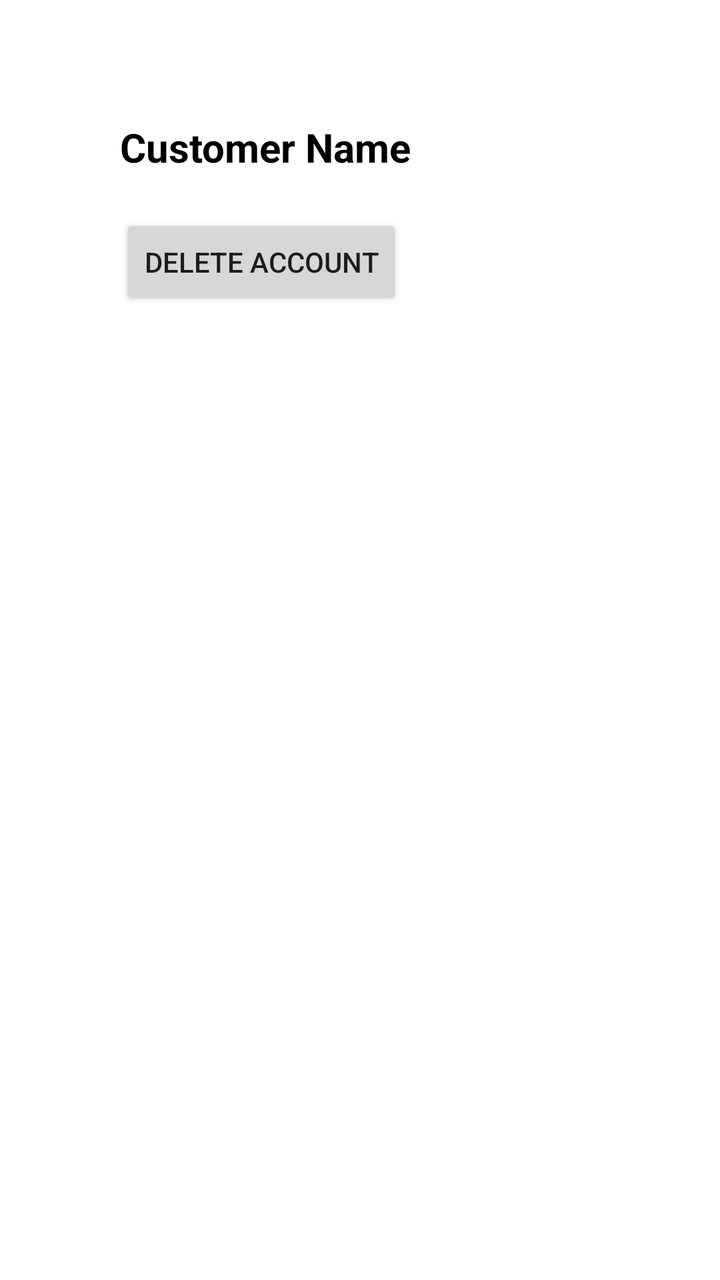
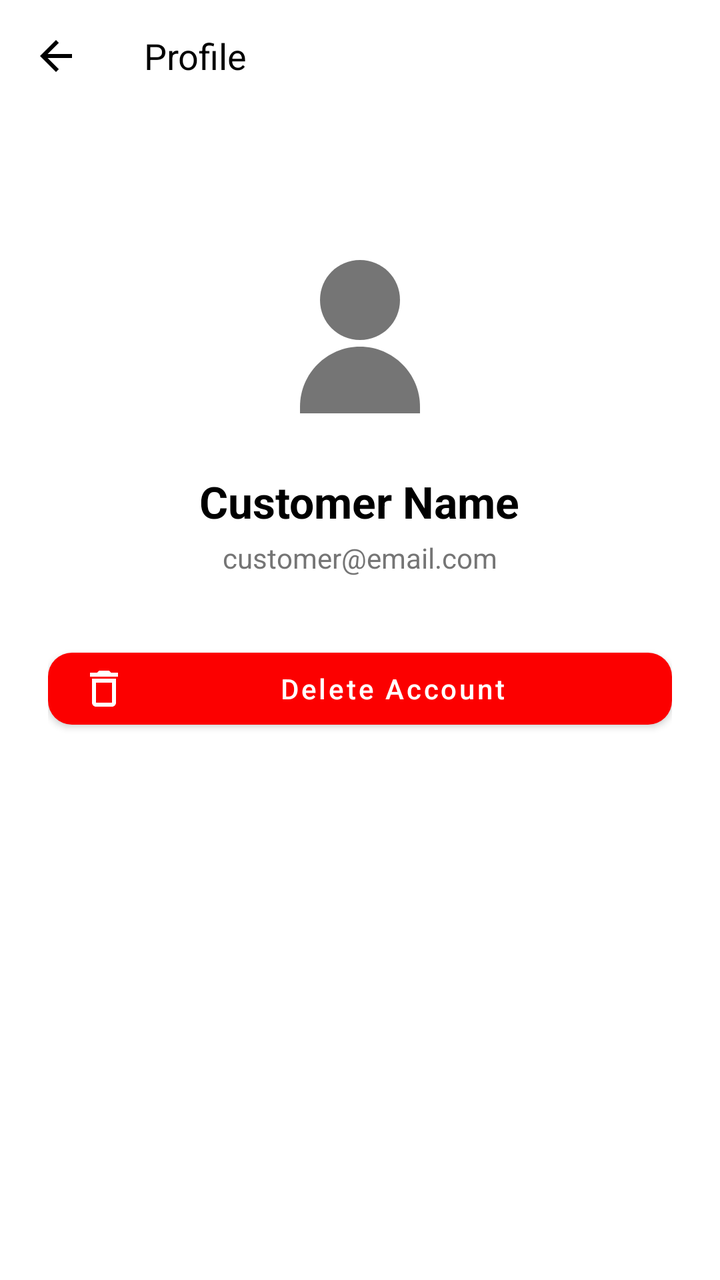

The first picture is an Android layout as it rendered before a commit; the second is the same layout after the commit. The layout source and the unified diff follow.
<!-- AndroidManifest.xml: application theme Theme.PizzaMania -->
<!-- res/layout/activity_profile.xml -->
<LinearLayout xmlns:android="http://schemas.android.com/apk/res/android" android:layout_width="match_parent" android:layout_height="match_parent" android:orientation="vertical" android:padding="20dp">
    <TextView android:id="@+id/txtProfileName" android:layout_width="wrap_content" android:layout_height="wrap_content" android:layout_marginTop="40dp" android:layout_marginLeft="40dp" android:text="Customer Name" android:textSize="20sp" android:textStyle="bold" android:textColor="@color/black"/>
    <Button android:id="@+id/btnDeleteAccount" android:layout_width="wrap_content" android:layout_height="wrap_content" android:layout_marginTop="20dp" android:layout_marginLeft="40dp" android:text="Delete Account"/>
</LinearLayout>
<!-- resources referenced by this layout -->
<resources>
  <color name="black">#000000</color>
  <style name="Theme.PizzaMania" parent="Theme.MaterialComponents.DayNight.NoActionBar">
          
          <item name="colorPrimary">@color/orange_500</item>
          <item name="colorPrimaryVariant">@color/orange_700</item>
          <item name="colorOnPrimary">@color/white</item>
  
          
          <item name="colorSecondary">@color/orange_200</item>
          <item name="colorSecondaryVariant">@color/orange_700</item>
          <item name="colorOnSecondary">@color/black</item>
  
          
          <item name="android:windowBackground">@color/white</item>
          <item name="android:statusBarColor">@color/orange_700</item>
      </style>
  <color name="orange_500">#FF9800</color>
  <color name="orange_700">#F57C00</color>
  <color name="white">#FFFFFF</color>
  <color name="orange_200">#FFCC80</color>
</resources>

<!-- the commit's change to res/layout/activity_profile.xml (unified diff, before → after) -->
@@ -1,4 +1,76 @@
-<LinearLayout xmlns:android="http://schemas.android.com/apk/res/android" android:layout_width="match_parent" android:layout_height="match_parent" android:orientation="vertical" android:padding="20dp">
-    <TextView android:id="@+id/txtProfileName" android:layout_width="wrap_content" android:layout_height="wrap_content" android:layout_marginTop="40dp" android:layout_marginLeft="40dp" android:text="Customer Name" android:textSize="20sp" android:textStyle="bold" android:textColor="@color/black"/>
-    <Button android:id="@+id/btnDeleteAccount" android:layout_width="wrap_content" android:layout_height="wrap_content" android:layout_marginTop="20dp" android:layout_marginLeft="40dp" android:text="Delete Account"/>
+<?xml version="1.0" encoding="utf-8"?>
+<LinearLayout xmlns:android="http://schemas.android.com/apk/res/android"
+    xmlns:app="http://schemas.android.com/apk/res-auto"
+    android:layout_width="match_parent"
+    android:layout_height="match_parent"
+    android:orientation="vertical"
+    android:background="@color/white">
+
+    
+    <androidx.appcompat.widget.Toolbar
+        android:id="@+id/toolbar"
+        android:layout_width="match_parent"
+        android:layout_height="?attr/actionBarSize"
+        android:background="@color/white"
+        app:navigationIcon="@drawable/back_icon"
+        app:title="Profile"
+        app:titleTextColor="@color/black"
+        app:titleTextAppearance="@style/TextAppearance.AppCompat.Medium" />
+
+    
+    <LinearLayout
+        android:layout_width="match_parent"
+        android:layout_height="match_parent"
+        android:orientation="vertical"
+        android:gravity="center_horizontal"
+        android:padding="24dp">
+
+        
+        <com.google.android.material.imageview.ShapeableImageView
+            android:id="@+id/imgProfile"
+            android:layout_width="100dp"
+            android:layout_height="100dp"
+            android:src="@drawable/ic_person"
+            android:contentDescription="Profile Picture"
+            android:scaleType="centerCrop"
+
+            android:layout_marginTop="40dp" />
+
+        
+        <TextView
+            android:id="@+id/txtProfileName"
+            android:layout_width="wrap_content"
+            android:layout_height="wrap_content"
+            android:layout_marginTop="16dp"
+            android:text="Customer Name"
+            android:textSize="22sp"
+            android:textStyle="bold"
+            android:textColor="@color/black" />
+
+        
+        <TextView
+            android:id="@+id/txtProfileEmail"
+            android:layout_width="wrap_content"
+            android:layout_height="wrap_content"
+            android:layout_marginTop="4dp"
+            android:text="customer@email.com"
+            android:textSize="14sp"
+            android:textColor="@color/grey_600" />
+
+        
+        <com.google.android.material.button.MaterialButton
+            android:id="@+id/btnDeleteAccount"
+            android:layout_width="match_parent"
+            android:layout_height="wrap_content"
+            android:layout_marginTop="32dp"
+            android:text="Delete Account"
+            android:textAllCaps="false"
+            app:cornerRadius="12dp"
+            app:icon="@drawable/ic_delete"
+            app:iconTint="@android:color/white"
+            app:backgroundTint="@color/red_500"
+            android:textColor="@android:color/white" />
+
+    </LinearLayout>
+
 </LinearLayout>
<!-- resource entries referenced after the edit -->
@@ -1,6 +1,8 @@
 <!-- resources referenced by this layout -->
 <resources>
   <color name="black">#000000</color>
+  <color name="grey_600">#757575</color>
+  <color name="red_500">#fc0000</color>
   <style name="Theme.PizzaMania" parent="Theme.MaterialComponents.DayNight.NoActionBar">
           
           <item name="colorPrimary">@color/orange_500</item>
@@ -19,6 +21,48 @@
   <color name="orange_500">#FF9800</color>
   <color name="orange_700">#F57C00</color>
   <color name="white">#FFFFFF</color>
+  <!-- drawable back_icon (drawable) -->
+  <vector xmlns:android="http://schemas.android.com/apk/res/android"
+      android:width="24dp"
+      android:height="24dp"
+      android:viewportWidth="24"
+      android:viewportHeight="24"
+      android:tint="@color/black">
+  
+      <path
+          android:fillColor="@android:color/black"
+          android:pathData="M20,11H7.83l5.59,-5.59L12,4l-8,8 8,8 1.41,-1.41L7.83,13H20v-2z"/>
+  </vector>
+  <!-- drawable ic_delete (drawable) -->
+  <vector xmlns:android="http://schemas.android.com/apk/res/android"
+      android:width="24dp"
+      android:height="24dp"
+      android:viewportWidth="24"
+      android:viewportHeight="24"
+      android:tint="@color/red_500">
+  
+      <path
+          android:fillColor="@android:color/black"
+          android:pathData="M16,9v10H8V9h8m-1.5,-6h-5l-1,1H5v2h14V4h-3.5l-1,-1zM18,7H6v12c0,1.1 0.9,2 2,2h8c1.1,0 2,-0.9 2,-2V7z" />
+  </vector>
+  <!-- drawable ic_person (drawable) -->
+  <vector xmlns:android="http://schemas.android.com/apk/res/android"
+      android:width="24dp"
+      android:height="24dp"
+      android:viewportWidth="24"
+      android:viewportHeight="24"
+      android:tint="@color/grey_600">
+  
+      
+      <path
+          android:fillColor="@android:color/black"
+          android:pathData="M12,12c2.67,0 4.8,-2.13 4.8,-4.8S14.67,2.4 12,2.4 7.2,4.53 7.2,7.2 9.33,12 12,12z" />
+  
+      
+      <path
+          android:fillColor="@android:color/black"
+          android:pathData="M4.8,20c0,-3.97 3.23,-7.2 7.2,-7.2s7.2,3.23 7.2,7.2v0.8H4.8V20z" />
+  </vector>
   <color name="orange_200">#FFCC80</color>
 </resources>
 
